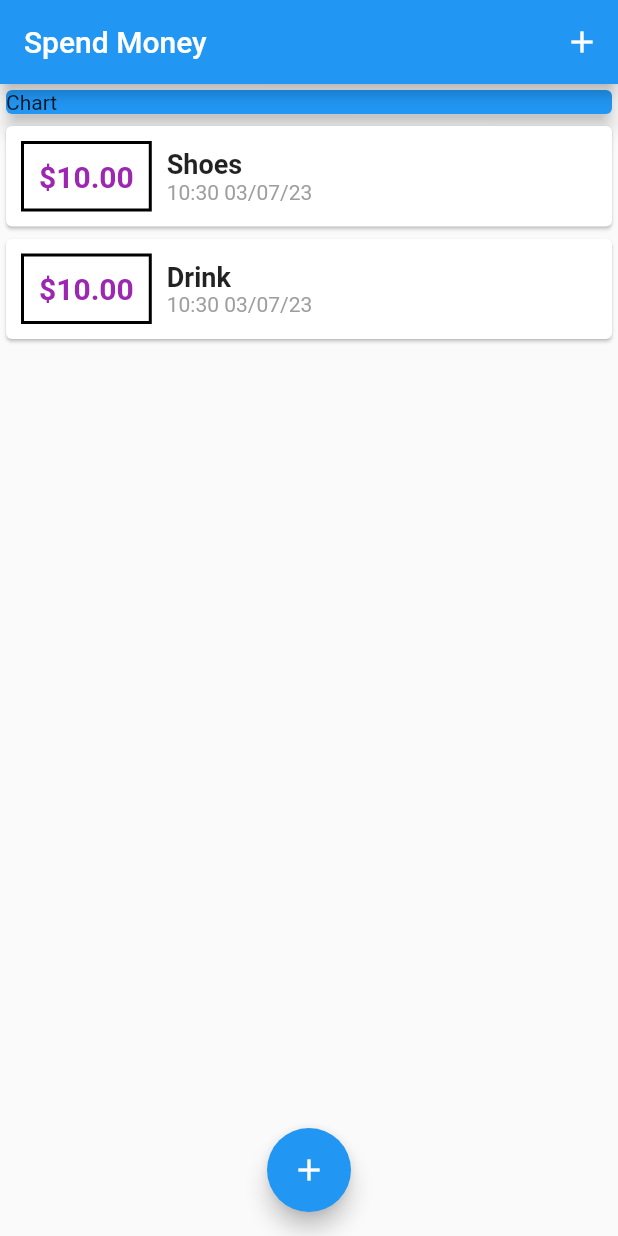
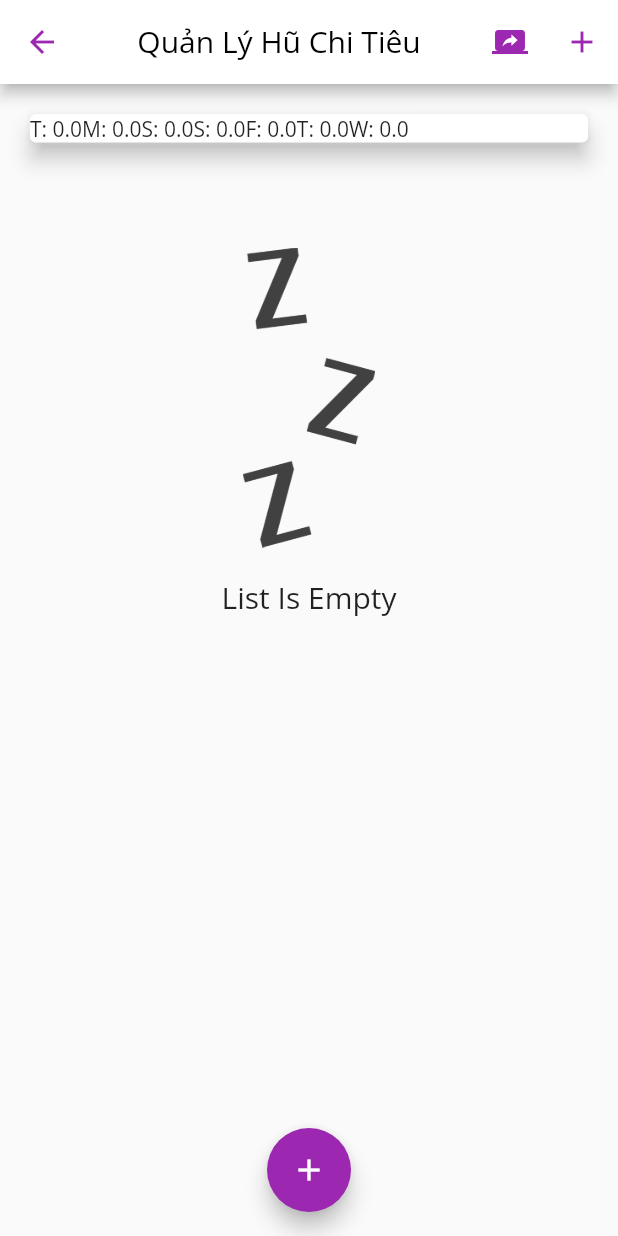
Before and after one commit to nguyendang1308/Remember-Spending-App, a Flutter app: the screen it shows after launch, on a phone screen of 412 x 824 dp. Run offline on Flutter 3.47's test engine with Material 2 defaults, Android fonts, the phone set to English and light mode, and no system bars; missing offline and left inert: dart:ffi.

Commit message:
Add: Chart Bar

```diff
--- a/lib/main.dart
+++ b/lib/main.dart
@@ -1,7 +1,9 @@
 // ignore_for_file: sort_child_properties_last, prefer_const_constructors, duplicate_ignore
 
+import 'dart:ffi';
+
 import 'package:flutter/material.dart';
-import 'package:intl/intl.dart';
+import 'package:personal/widgets/chart.dart';
 import 'package:personal/widgets/new_transaction.dart';
 import 'package:personal/widgets/transaction_list.dart';
 import 'package:personal/models/transaction.dart';
@@ -20,7 +22,11 @@ class _PersonalState extends State<Personal> {
   Widget build(BuildContext context) {
     return MaterialApp(
       debugShowCheckedModeBanner: false,
-      title: 'Personal App',
+      title: 'Personal Expenses',
+      theme: ThemeData(
+          brightness: Brightness.light,
+          primarySwatch: Colors.purple,
+          fontFamily: 'OpenSans'),
       home: HomePage(),
     );
   }
@@ -33,19 +39,30 @@ class HomePage extends StatefulWidget {
 
 class _HomePageState extends State<HomePage> {
   final List<Transaction> _userTransaction = [
-    Transaction(
-      id: 'ID01',
-      title: 'Shoes',
-      amount: 10,
-      date: DateTime.now(),
-    ),
-    Transaction(
-      id: 'ID02',
-      title: 'Drink',
-      amount: 10,
-      date: DateTime.now(),
-    ),
+    // Transaction(
+    //   id: 'ID01',
+    //   title: 'Shoes',
+    //   amount: 10,
+    //   date: DateTime.now(),
+    // ),
+    // Transaction(
+    //   id: 'ID02',
+    //   title: 'Drink',
+    //   amount: 10,
+    //   date: DateTime.now(),
+    // ),
   ];
+
+  List<Transaction> get _recentTransactions {
+    return _userTransaction.where((tx) {
+      return tx.date.isAfter(
+        DateTime.now().subtract(
+          Duration(days: 7),
+        ),
+      );
+    }).toList();
+  }
+
   int count = 2;
   void _addTransaction(String txTitle, double txAmount) {
     count += 1;
@@ -77,10 +94,32 @@ class _HomePageState extends State<HomePage> {
   Widget build(BuildContext context) {
     return Scaffold(
       appBar: AppBar(
-        title: Text("Spend Money"),
+        leading: Icon(
+          Icons.arrow_back,
+          color: Theme.of(context).primaryColor,
+        ),
+        title: Container(
+          alignment: Alignment.center,
+          child: Text(
+            "Quản Lý Hũ Chi Tiêu",
+            style:
+                TextStyle(color: Colors.black, fontWeight: FontWeight.normal),
+          ),
+        ),
+        backgroundColor: Colors.white,
         actions: <Widget>[
           IconButton(
-            icon: Icon(Icons.add),
+            onPressed: () {},
+            icon: Icon(
+              Icons.screen_share,
+              color: Theme.of(context).primaryColor,
+            ),
+          ),
+          IconButton(
+            icon: Icon(
+              Icons.add,
+              color: Theme.of(context).primaryColor,
+            ),
             onPressed: () => _startAddNewTransaction(context),
           ),
         ],
@@ -89,15 +128,7 @@ class _HomePageState extends State<HomePage> {
         //mainAxisAlignment: MainAxisAlignment.start,
         crossAxisAlignment: CrossAxisAlignment.stretch,
         children: <Widget>[
-          Container(
-            width: double.infinity,
-            // ignore: prefer_const_constructors
-            child: Card(
-              color: Colors.blue,
-              child: Text("Chart"),
-              elevation: 5,
-            ),
-          ),
+          Chart(_recentTransactions),
           TransactionList(_userTransaction),
         ],
       ),
--- a/lib/widgets/transaction_list.dart
+++ b/lib/widgets/transaction_list.dart
@@ -11,14 +11,39 @@ class TransactionList extends StatelessWidget {
   Widget build(BuildContext context) {
     return Container(
       height: 300,
-      child: ListView.builder(
+      child: transactions.isEmpty
+          ? Column(
+              children: [
+                SizedBox(
+                  height: 50,
+                ),
+                Container(
+                  height: 200,
+                  child: Image.asset(
+                    'assets/images/waiting.png',
+                    fit: BoxFit.cover,
+                  ),
+                ),
+                SizedBox(
+                  height: 20,
+                ),
+                Text(
+                  "List Is Empty",
+                  style: TextStyle(fontSize: 20),
+                ),
+              ],
+            )
+          : ListView.builder(
               itemBuilder: (ctx, index) {
-          return Card(
+                return Container(
+                  margin: EdgeInsets.symmetric(horizontal: 15),
+                  child: Card(
                     child: Row(
                       children: [
                         Container(
                           alignment: Alignment.center,
-                  margin: EdgeInsets.symmetric(vertical: 10, horizontal: 10),
+                          margin: EdgeInsets.symmetric(
+                              vertical: 10, horizontal: 20),
                           decoration: BoxDecoration(
                             border: Border.all(color: Colors.black, width: 2),
                           ),
@@ -37,8 +62,8 @@ class TransactionList extends StatelessWidget {
                           children: [
                             Text(
                               '${transactions[index].title} ',
-                      style:
-                          TextStyle(fontSize: 18, fontWeight: FontWeight.bold),
+                              style: TextStyle(
+                                  fontSize: 18, fontWeight: FontWeight.bold),
                             ),
                             Text(
                               '${DateFormat('hh:mm MM/dd/yy').format(transactions[index].date)} ',
@@ -48,6 +73,7 @@ class TransactionList extends StatelessWidget {
                         ),
                       ],
                     ),
+                  ),
                 );
               },
               itemCount: transactions.length,
```
Also changed, not shown: lib/widgets/chart_bar.dart (added, +44 -0 lines), pubspec.yaml (+10 -13 lines), assets/fonts/OpenSans-Bold.ttf (added), assets/fonts/OpenSans-BoldItalic.ttf (added), assets/fonts/OpenSans-ExtraBold.ttf (added), assets/fonts/OpenSans-ExtraBoldItalic.ttf (added), assets/fonts/OpenSans-Italic.ttf (added), assets/fonts/OpenSans-Light.ttf (added), assets/fonts/OpenSans-LightItalic.ttf (added), assets/fonts/OpenSans-Medium.ttf (added), assets/fonts/OpenSans-MediumItalic.ttf (added), assets/fonts/OpenSans-Regular.ttf (added), assets/fonts/OpenSans-SemiBold.ttf (added), assets/fonts/OpenSans-SemiBoldItalic.ttf (added), 2 more files. Lines whose indentation alone changed are shown as unchanged.
